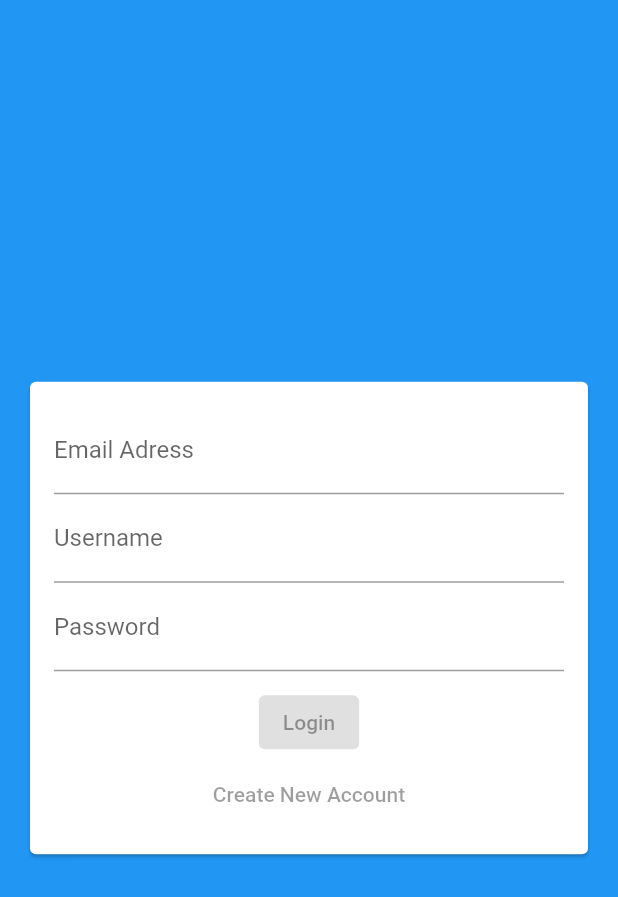
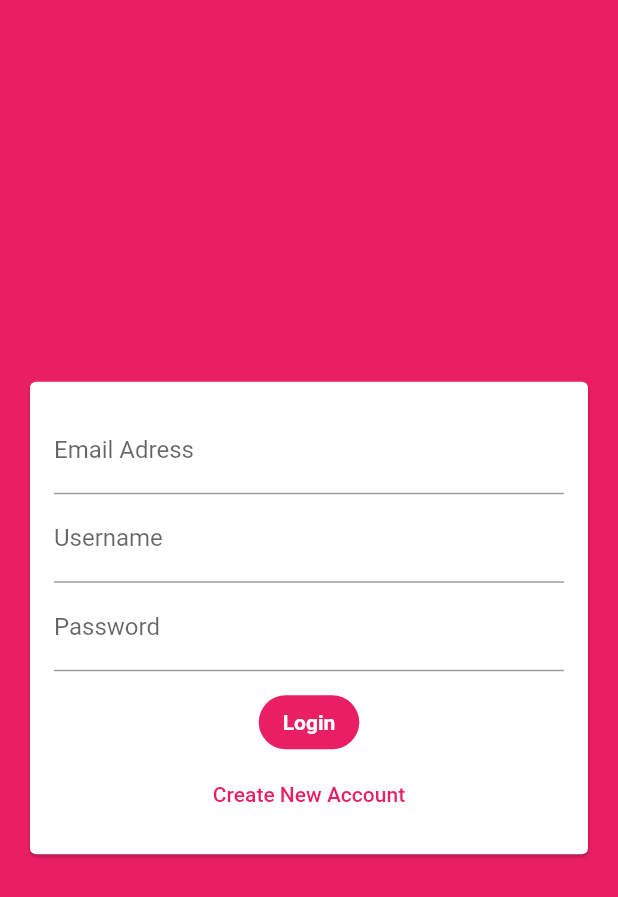
Before and after one commit to gaurav1903/ChatApp, a Flutter app: the screen it shows after launch, on a phone screen of 412 x 824 dp. Shown: the top 897 px of the screen. Run offline on Flutter 3.47's test engine with Material 2 defaults, Android fonts, the light colour scheme and no system bars; our stand-ins replace cloud_firestore, firebase_core; accounts and stored records are empty.

Commit message:
button styles set

```diff
--- a/lib/Auth_Screen.dart
+++ b/lib/Auth_Screen.dart
@@ -12,8 +12,8 @@ class _AuthScreenState extends State<AuthScreen> {
   @override
   Widget build(BuildContext context) {
     return Scaffold(
-      backgroundColor: Colors.blue,
-      body: AuthForm(),
+      backgroundColor: Theme.of(context).primaryColor,
+      body: Container(color: Theme.of(context).primaryColor, child: AuthForm()),
     );
   }
 }
--- a/lib/auth_form.dart
+++ b/lib/auth_form.dart
@@ -32,8 +32,22 @@ class _AuthFormState extends State<AuthForm> {
                   decoration: InputDecoration(labelText: 'Password'),
                 ),
                 SizedBox(height: 10),
-                ElevatedButton(onPressed: null, child: Text('Login')),
-                TextButton(onPressed: null, child: Text('Create New Account')),
+                ElevatedButton(
+                    onPressed: null,
+                    child: Text(
+                      'Login',
+                      style: TextStyle(color: Colors.white),
+                    ),
+                    style: ButtonStyle(
+                        backgroundColor:
+                            MaterialStateProperty.all(Colors.pink))),
+                TextButton(
+                  onPressed: null,
+                  child: Text(
+                    'Create New Account',
+                    style: TextStyle(color: Theme.of(context).primaryColor),
+                  ),
+                )
               ],
             )),
           ),
--- a/lib/main.dart
+++ b/lib/main.dart
@@ -15,18 +15,23 @@ class MyApp extends StatelessWidget {
     return MaterialApp(
       title: 'Flutter Demo',
       theme: ThemeData(
-        // This is the theme of your application.
-        //
-        // Try running your application with "flutter run". You'll see the
-        // application has a blue toolbar. Then, without quitting the app, try
-        // changing the primarySwatch below to Colors.green and then invoke
-        // "hot reload" (press "r" in the console where you ran "flutter run",
-        // or simply save your changes to "hot reload" in a Flutter IDE).
-        // Notice that the counter didn't reset back to zero; the application
-        // is not restarted.
-        primarySwatch: Colors.blue,
-      ),
-      home: const AuthScreen(),
+          primarySwatch: Colors.pink,
+          backgroundColor: Colors.pink,
+          accentColor: Colors.deepPurple,
+          accentColorBrightness: Brightness.dark,
+          elevatedButtonTheme: ElevatedButtonThemeData(
+              style: ElevatedButton.styleFrom(
+                  primary: Colors.pink,
+                  textStyle: TextStyle(
+                      color: Colors.white, fontWeight: FontWeight.bold),
+                  shape: RoundedRectangleBorder(
+                      borderRadius: BorderRadius.circular(20)))),
+          buttonTheme: ButtonTheme.of(context).copyWith(
+              buttonColor: Colors.pink,
+              textTheme: ButtonTextTheme.primary,
+              shape: RoundedRectangleBorder(
+                  borderRadius: BorderRadius.circular(50)))),
+      home: AuthScreen(),
     );
   }
 }
```
